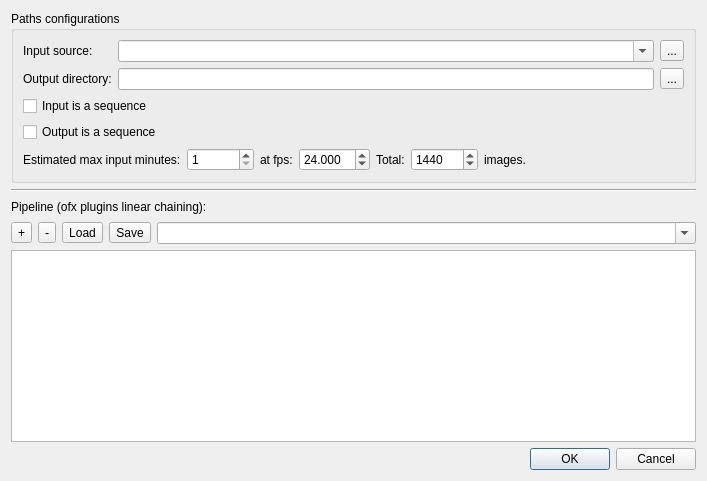
Old version of the form applications/kaliscope_qt/src/settings/ui/RecordingSettingsDialog.ui in the repository edubois/kaliscope.
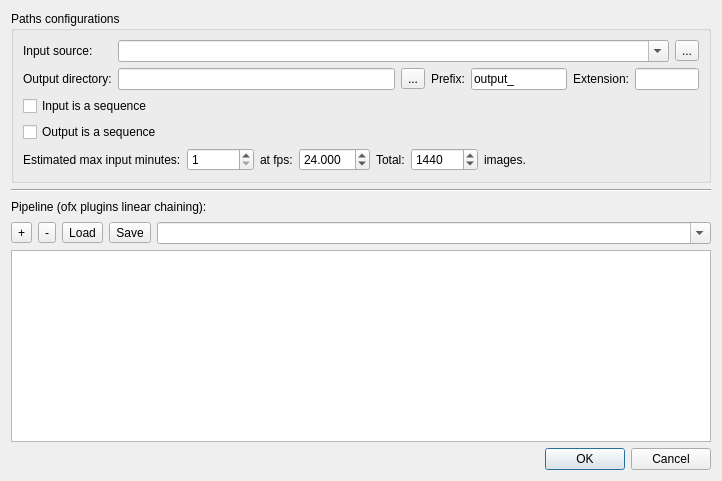
New version of the form. Icons and pictures are not drawn.

Commit message: kaliscope-all: handling of file sequence input & output.

What changed in the file:
```diff
--- a/applications/kaliscope_qt/src/settings/ui/RecordingSettingsDialog.ui
+++ b/applications/kaliscope_qt/src/settings/ui/RecordingSettingsDialog.ui
@@ -6,7 +6,7 @@
    <rect>
     <x>0</x>
     <y>0</y>
-    <width>707</width>
+    <width>722</width>
     <height>481</height>
    </rect>
   </property>
@@ -73,7 +73,7 @@
         <item row="1" column="1">
          <layout class="QHBoxLayout" name="horizontalLayout_3">
           <property name="sizeConstraint">
-           <enum>QLayout::SetMaximumSize</enum>
+           <enum>QLayout::SetMinAndMaxSize</enum>
           </property>
           <item>
            <widget class="QLineEdit" name="editOutput">
@@ -92,6 +92,70 @@
             </property>
            </widget>
           </item>
+          <item>
+           <widget class="QLabel" name="label_4">
+            <property name="sizePolicy">
+             <sizepolicy hsizetype="Maximum" vsizetype="Preferred">
+              <horstretch>0</horstretch>
+              <verstretch>0</verstretch>
+             </sizepolicy>
+            </property>
+            <property name="text">
+             <string>Prefix:</string>
+            </property>
+           </widget>
+          </item>
+          <item>
+           <widget class="QLineEdit" name="editPrefix">
+            <property name="sizePolicy">
+             <sizepolicy hsizetype="Maximum" vsizetype="Fixed">
+              <horstretch>0</horstretch>
+              <verstretch>0</verstretch>
+             </sizepolicy>
+            </property>
+            <property name="maximumSize">
+             <size>
+              <width>96</width>
+              <height>16777215</height>
+             </size>
+            </property>
+            <property name="text">
+             <string>output_</string>
+            </property>
+           </widget>
+          </item>
+          <item>
+           <widget class="QLabel" name="label_8">
+            <property name="sizePolicy">
+             <sizepolicy hsizetype="Maximum" vsizetype="Preferred">
+              <horstretch>0</horstretch>
+              <verstretch>0</verstretch>
+             </sizepolicy>
+            </property>
+            <property name="text">
+             <string>Extension:</string>
+            </property>
+           </widget>
+          </item>
+          <item>
+           <widget class="QLineEdit" name="editExtension">
+            <property name="sizePolicy">
+             <sizepolicy hsizetype="Maximum" vsizetype="Fixed">
+              <horstretch>0</horstretch>
+              <verstretch>0</verstretch>
+             </sizepolicy>
+            </property>
+            <property name="maximumSize">
+             <size>
+              <width>64</width>
+              <height>16777215</height>
+             </size>
+            </property>
+            <property name="inputMask">
+             <string/>
+            </property>
+           </widget>
+          </item>
          </layout>
         </item>
        </layout>
@@ -116,7 +180,10 @@
          <number>0</number>
         </property>
         <item>
-         <widget class="QLabel" name="label_4">
+         <widget class="QLabel" name="labelEstimatedInputMins">
+          <property name="toolTip">
+           <string>Used to set the right filename's number of padding '0'</string>
+          </property>
           <property name="text">
            <string>Estimated max input minutes:</string>
           </property>
```
Left out of the diff: 2 changed lines with no effect on the pictures. The commit also changes 7 other files.
